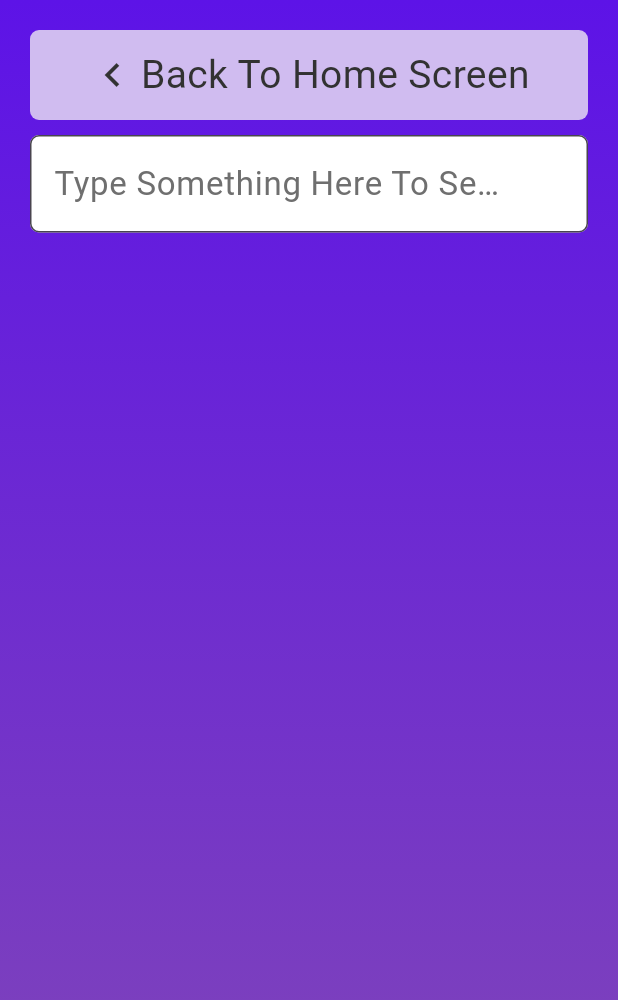
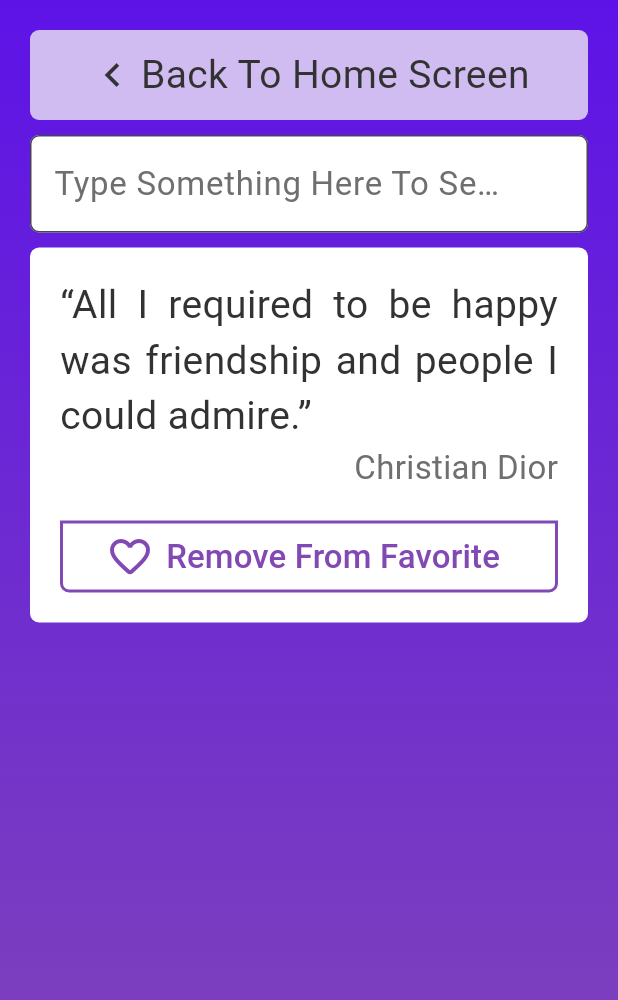
Before and after one commit to RehamIssa/quotes_generator_app, a Flutter app: the FavoriteView screen opened directly, on a phone screen of 412 x 824 dp. Shown: the top 1000 px of the screen. Run offline on Flutter 3.47's test engine with Material 3 defaults, Android fonts, the phone set to English and light mode, and no system bars; our stand-ins replace font_awesome_flutter, gap, google_fonts.

Commit message:
favorite quote card done

```diff
--- /dev/null
+++ b/lib/features/home/presentation/views/widgets/favorite_quote_card.dart
@@ -0,0 +1,62 @@
+import 'package:flutter/material.dart';
+import 'package:gap/gap.dart';
+import 'package:quotes_generator_app/core/utils/color_styles.dart';
+import 'package:quotes_generator_app/core/utils/font_styles.dart';
+
+
+class FavoriteQuoteCard extends StatelessWidget {
+  const FavoriteQuoteCard({
+    super.key,
+  });
+
+  @override
+  Widget build(BuildContext context) {
+    return Container(
+      padding: EdgeInsets.all(20.0),
+      decoration: BoxDecoration(
+        color: Colors.white,
+        borderRadius: BorderRadius.circular(6),
+      ),
+      child: Column(
+        crossAxisAlignment: CrossAxisAlignment.end,
+        children: [
+          Text(
+            '“All I required to be happy was friendship and people I could admire.”',
+            style: FontStyles.fontStyle26,
+            textAlign: TextAlign.justify,
+          ),
+          Text('Christian Dior', style: FontStyles.fontStyle22),
+          const Gap(20),
+          SizedBox(
+            height: 48,
+            width: double.infinity,
+            child: OutlinedButton.icon(
+              label: Text(
+                'Remove From Favorite',
+                style: FontStyles.fontStyle22.copyWith(
+                  color: ColorStyles.primaryColor,
+                ),
+              ),
+              style: IconButton.styleFrom(
+                iconSize: 32,
+                foregroundColor: ColorStyles.primaryColor,
+                side: BorderSide(
+                  width: 2.0,
+                  color: ColorStyles.primaryColor,
+                ),
+
+                shape: RoundedRectangleBorder(
+                  borderRadius: BorderRadius.vertical(
+                    bottom: Radius.circular(6),
+                  ),
+                ),
+              ),
+              onPressed: () {},
+              icon: Icon(Icons.favorite_border_rounded),
+            ),
+          ),
+        ],
+      ),
+    );
+  }
+}
--- a/lib/features/home/presentation/views/widgets/favorite_view_body.dart
+++ b/lib/features/home/presentation/views/widgets/favorite_view_body.dart
@@ -2,6 +2,7 @@
 import 'package:gap/gap.dart';
 import 'package:quotes_generator_app/features/home/presentation/views/widgets/back_to_home_view_button.dart';
 import 'package:quotes_generator_app/features/home/presentation/views/widgets/custom_text_field.dart';
+import 'package:quotes_generator_app/features/home/presentation/views/widgets/favorite_quote_card.dart';
 
 class FavoriteViewBody extends StatelessWidget {
   const FavoriteViewBody({super.key});
@@ -17,6 +18,7 @@
           const Gap(10),
           CustomTextField(),
           const Gap(10),
+          const FavoriteQuoteCard(),
         ],
       ),
     );
```
